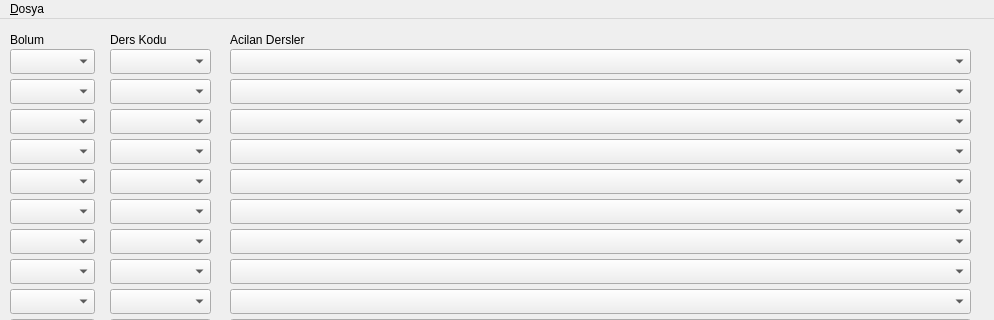
Qt form mainwindow.ui (omerfirmak/ITU-Programci-PY) before a commit; both pictures show x 0 to 994 and y 0 to 320 of the 994 by 849 pixel window.
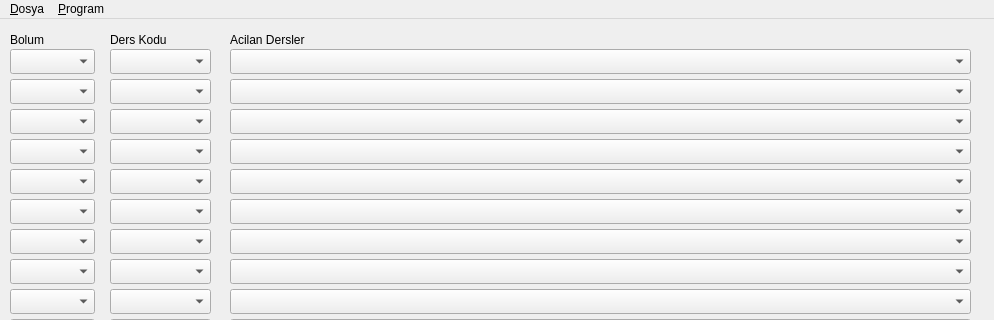
The same form after that commit.

```diff
--- a/mainwindow.ui
+++ b/mainwindow.ui
@@ -847,10 +847,18 @@
     <property name="title">
      <string>&amp;Dosya</string>
     </property>
-    <addaction name="action_asdasd"/>
-    <addaction name="separator"/>
+    <addaction name="action_Ac"/>
+    <addaction name="action_Kaydet"/>
+   </widget>
+   <widget class="QMenu" name="menu_Program">
+    <property name="title">
+     <string>&amp;Program</string>
+    </property>
+    <addaction name="action_Sifirla"/>
+    <addaction name="action_Veritabanini_guncelle"/>
    </widget>
    <addaction name="menuDosya"/>
+   <addaction name="menu_Program"/>
   </widget>
   <widget class="QStatusBar" name="statusbar">
    <property name="toolTip">
```
Left out of the diff: 22 changed lines with no effect on the pictures.
